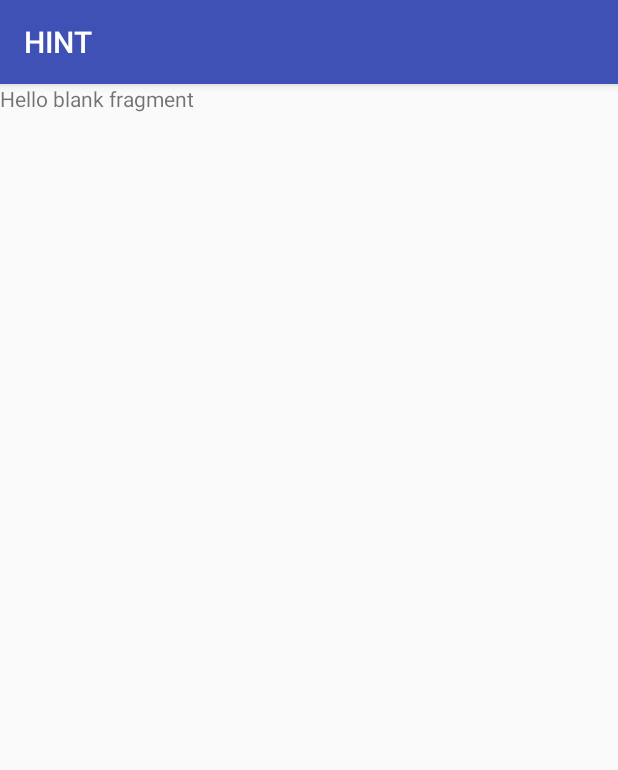
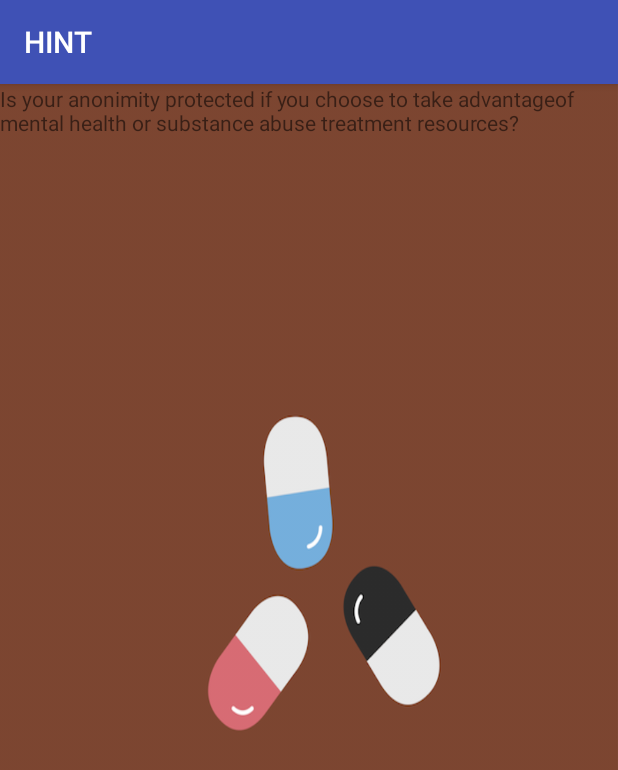
Before and after one commit to uddish/HINT, an Android app: the fragment Fragment10 shown on its own in the app's theme, on a phone screen of 412 x 824 dp. Shown: the top 770 px of the screen. Run offline under Robolectric (Android 15) with nearby library versions, the phone set to English and light mode, and no system bars.

Commit message:
template completed

```diff
--- a/app/src/main/res/layout/fragment_fragment10.xml
+++ b/app/src/main/res/layout/fragment_fragment10.xml
@@ -2,12 +2,18 @@
     xmlns:tools="http://schemas.android.com/tools"
     android:layout_width="match_parent"
     android:layout_height="match_parent"
+    android:background="@drawable/health"
     tools:context="com.example.uddishverma22.hint.Fragments.Fragment10">
 
-    <!-- TODO: Update blank fragment layout -->
-    <TextView
+    <RelativeLayout
         android:layout_width="match_parent"
-        android:layout_height="match_parent"
-        android:text="@string/hello_blank_fragment" />
+        android:layout_height="match_parent">
+
+        <TextView
+            android:layout_width="wrap_content"
+            android:layout_height="wrap_content"
+            android:text="Is your anonimity protected if you choose to take advantageof mental health or substance abuse treatment resources?"/>
+
+    </RelativeLayout>
 
 </FrameLayout>
```
Also changed, not shown: app/src/main/res/layout/fragment_fragment11.xml (+10 -4 lines), app/src/main/res/layout/fragment_fragment12.xml (+9 -4 lines), app/src/main/res/layout/fragment_fragment8.xml (+10 -4 lines), app/src/main/res/layout/fragment_fragment9.xml (+10 -4 lines).
